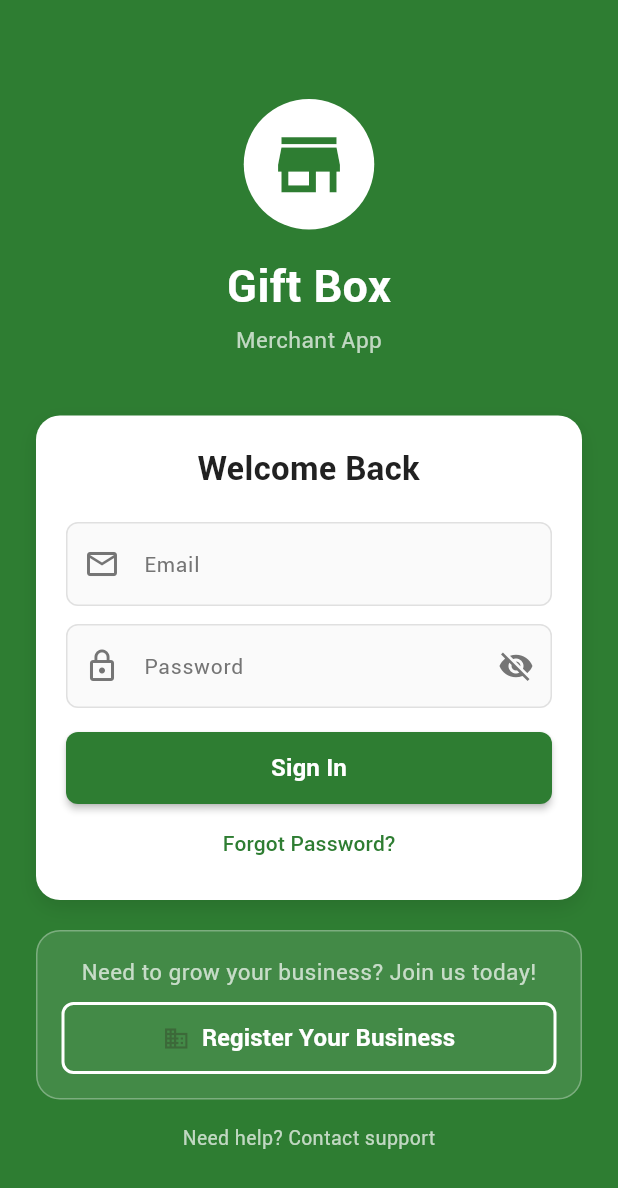
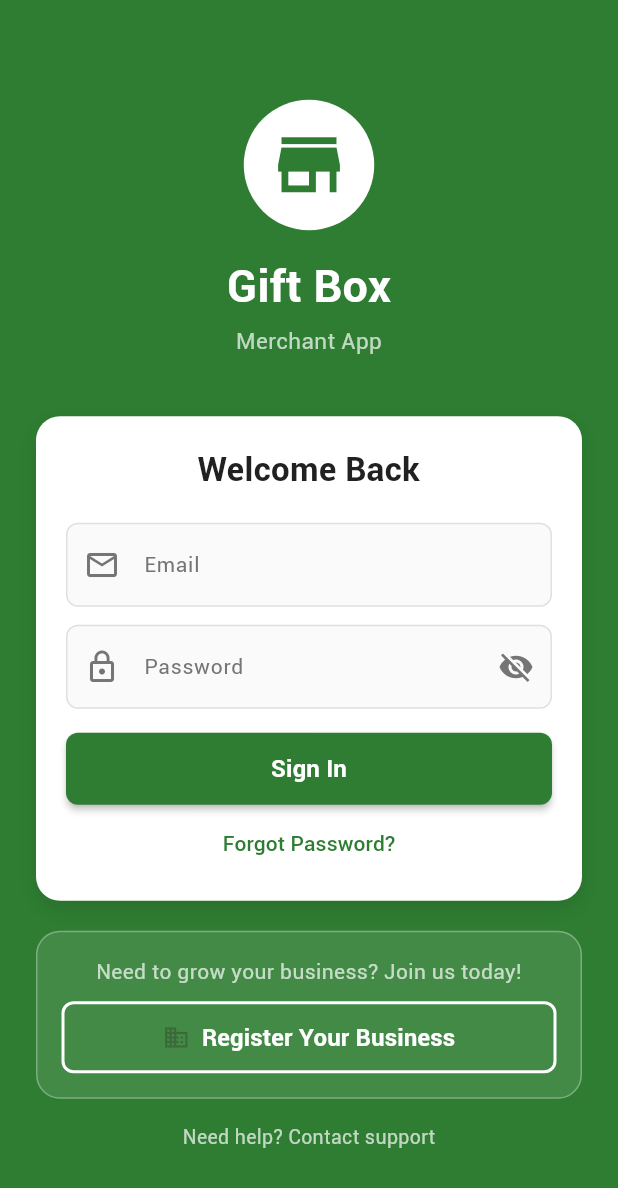
Before and after one commit to suonpisey-aeu/gifthub_merchant, a Flutter app: the screen it shows after launch, on a phone screen of 412 x 824 dp. Shown: the top 1188 px of the screen. Run offline on Flutter 3.47's test engine with Material 3 defaults, Android fonts, the phone set to English and light mode, and no system bars.

Commit message:
chore: push all changes

```diff
--- a/lib/screens/auth/merchant_login_screen.dart
+++ b/lib/screens/auth/merchant_login_screen.dart
@@ -202,8 +202,10 @@ class _MerchantLoginScreenState extends State<MerchantLoginScreen> {
                           'Need to grow your business? Join us today!',
                           style: TextStyle(
                             color: Colors.white70,
-                            fontSize: 15,
+                            fontSize: 14,
+
                           ),
+                          textAlign: TextAlign.center,
                         ),
                         SizedBox(height: 10),
                         CustomButton(
```
Also changed, not shown: 1 other file.
